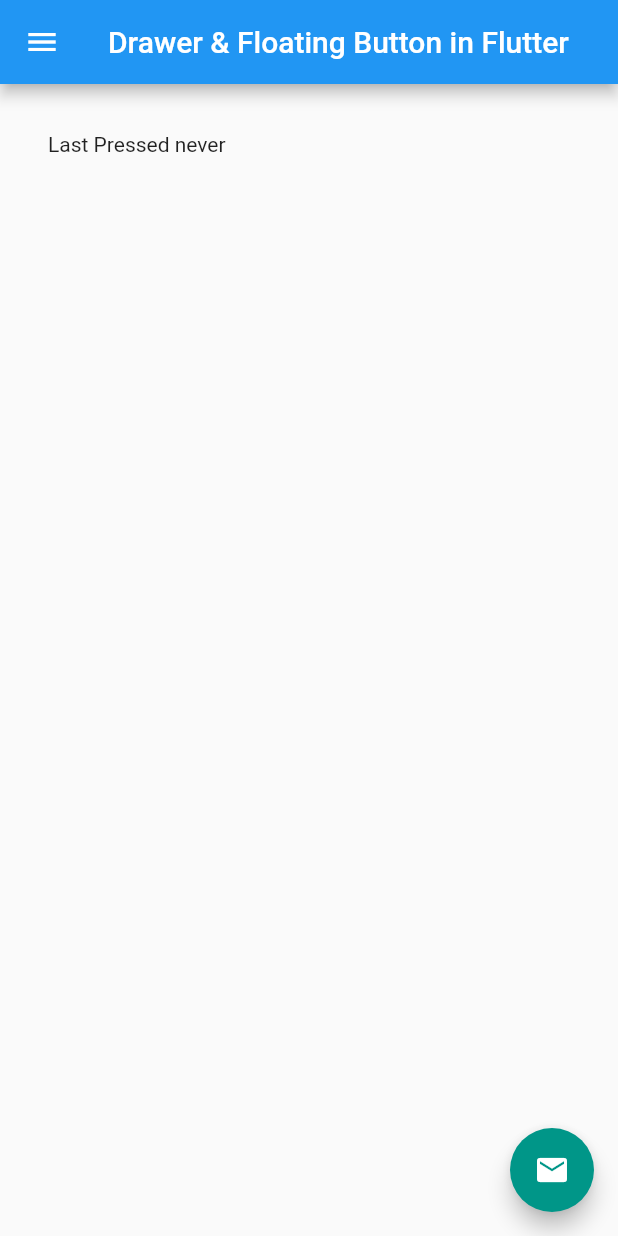
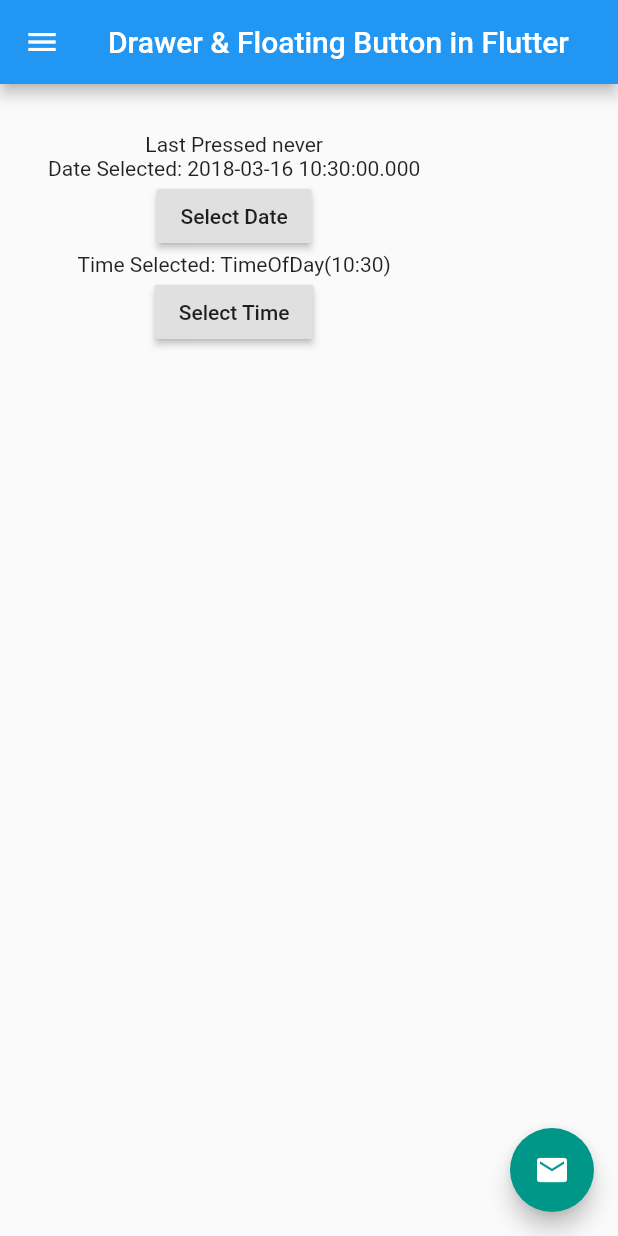
Before and after one commit to ysreedhar/flsampleapp, a Flutter app: the screen it shows after launch, on a phone screen of 412 x 824 dp. Run offline on Flutter 3.47's test engine with Material 2 defaults, Android fonts, the phone set to English and light mode, and no system bars.

Commit message:
- Added Date & Time implememtation

```diff
--- a/lib/main.dart
+++ b/lib/main.dart
@@ -1,4 +1,5 @@
 import 'package:flutter/material.dart';
+import 'dart:async';
 
 void main(){
   runApp(new MaterialApp(
@@ -16,6 +17,36 @@ class MyApp extends StatefulWidget{
 class _State extends State<MyApp> with WidgetsBindingObserver {
 
   String _lastPress ='never';
+  DateTime _date = new DateTime.now();
+  TimeOfDay _time = new TimeOfDay.now();
+
+  Future<Null> _selectDate(BuildContext context) async {
+    final DateTime picked = await showDatePicker(
+        context: context,
+        initialDate: _date,
+        firstDate: new DateTime(2015),
+        lastDate: new DateTime(2020)
+    );
+    if(picked != null && picked != _date){
+      print('Date Selected: ${_date.toString()}');
+      setState((){
+        _date = picked;
+      });
+    }
+  }
+
+  Future<Null> _selectTime(BuildContext context) async{
+    final TimeOfDay picked = await showTimePicker(
+        context: context,
+        initialTime: _time
+    );
+    if(picked != null && picked != _time){
+      print('Time Selected: ${_time.toString()}');
+      setState((){
+        _time = picked;
+      });
+    }
+  }
 
   void _onPressed(){
     print('Pressed');
@@ -92,7 +123,15 @@ class _State extends State<MyApp> with WidgetsBindingObserver {
         padding: new EdgeInsets.all(32.0),
         child: new Column(
           children: <Widget>[
-            new Text('Last Pressed ${_lastPress}')
+            new Text('Last Pressed ${_lastPress}'),
+            new Text('Date Selected: ${_date.toString()}'),
+            new RaisedButton(
+              child: new Text('Select Date'),
+                onPressed: (){_selectDate(context);}),
+            new Text('Time Selected: ${_time.toString()}'),
+            new RaisedButton(
+                child: new Text('Select Time'),
+                onPressed: (){_selectTime(context);}),
           ],
         ),
       ),
```
